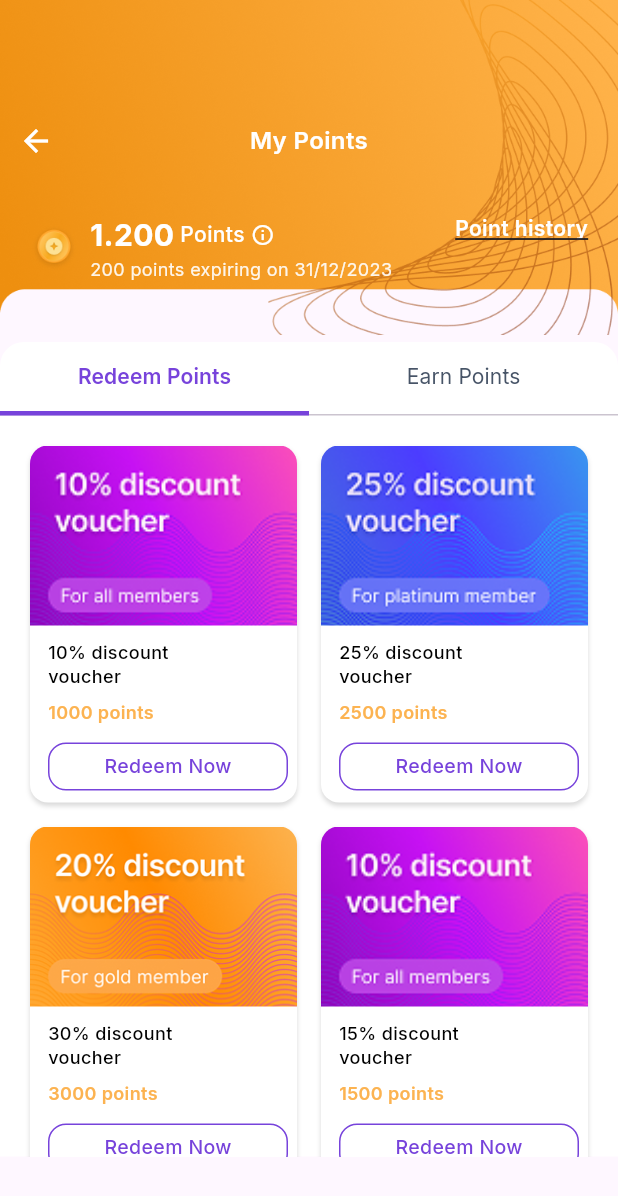
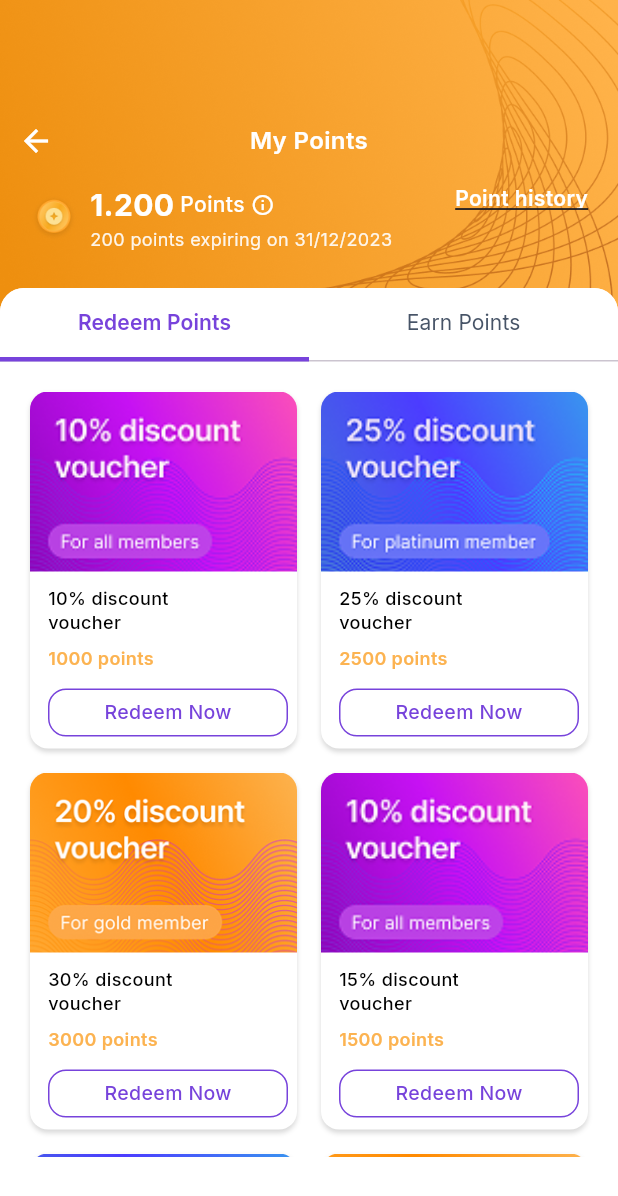
Before and after one commit to luthfan1234/mobile_loyality_app, a Flutter app: the PointScreen screen opened directly, on a phone screen of 412 x 824 dp. Shown: the top 1196 px of the screen. Run offline on Flutter 3.47's test engine with Material 3 defaults, Android fonts, the phone set to English and light mode, and no system bars; drawn by our look-alikes of flutter_animate; our stand-ins replace google_fonts.

Commit message:
Refactor PointScreen layout for improved UI and background handling

```diff
--- a/lib/screen/point_screen.dart
+++ b/lib/screen/point_screen.dart
@@ -33,21 +33,23 @@ class _PointScreenState extends State<PointScreen>
 
   @override
   Widget build(BuildContext context) {
-    return Scaffold(
-      body: Container(
-        decoration: BoxDecoration(
-          image: const DecorationImage(
+    return Container(
+      decoration: const BoxDecoration(
+        color: Colors.white, // Set a white background color
+        image: DecorationImage(
           image: AssetImage('assets/images/point.png'),
           alignment: Alignment.topCenter,
         ),
       ),
-        child:
+      child: Scaffold(
+        backgroundColor: Colors.transparent,
+        body:
             Padding(
                   padding: const EdgeInsets.only(top: 70, bottom: 53),
                   child: Column(
                     children: [
                       _buildAppBar(context),
-                      const SizedBox(height: 40),
+                      const SizedBox(height: 24),
                       Expanded(
                         child: Container(
                           width: double.infinity,
@@ -60,7 +62,15 @@ class _PointScreenState extends State<PointScreen>
                           ),
                           child: Column(
                             children: [
-                              TabBar(
+                              Material(
+                                color: Colors.white,
+                                shape: const RoundedRectangleBorder(
+                                  borderRadius: BorderRadius.only(
+                                    topLeft: Radius.circular(16),
+                                    topRight: Radius.circular(16),
+                                  ),
+                                ),
+                                child: TabBar(
                                   controller: _tabController,
                                   tabs: const [
                                     Tab(text: 'Redeem Points'),
@@ -70,8 +80,8 @@ class _PointScreenState extends State<PointScreen>
                                     0xFF7743DB,
                                   ), // Warna indicator
                                   indicatorWeight: 3.0, // Ketebalan indicator
-                                indicatorSize:
-                                    TabBarIndicatorSize.tab, // Ukuran indicator
+                                  indicatorSize: TabBarIndicatorSize
+                                      .tab, // Ukuran indicator
                                   labelColor: const Color(
                                     0xFF7743DB,
                                   ), // Warna teks aktif
@@ -85,6 +95,7 @@ class _PointScreenState extends State<PointScreen>
                                   unselectedLabelStyle: GoogleFonts.inter(
                                     fontSize: 14,
                                     fontWeight: FontWeight.w400,
+                                  ),
                                 ),
                               ),
                               Expanded(
@@ -125,7 +136,9 @@ class _PointScreenState extends State<PointScreen>
               onPressed: () => Navigator.pop(context),
             ),
             Expanded(
-              child: Text(
+              child: Column(
+                children: [
+                  Text(
                     'My Points',
                     style: GoogleFonts.inter(
                       fontSize: 16,
@@ -135,12 +148,13 @@ class _PointScreenState extends State<PointScreen>
                     ),
                     textAlign: TextAlign.center,
                   ),
+                ],
+              ),
             ),
             const SizedBox(width: 48), // supaya kiri & kanan balance
           ],
         ),
-
-        const SizedBox(height: 24),
+        const SizedBox(height: 4),
 
         // Row 2: Points + Link
         Padding(
```
Lines whose indentation alone changed are shown as unchanged.
